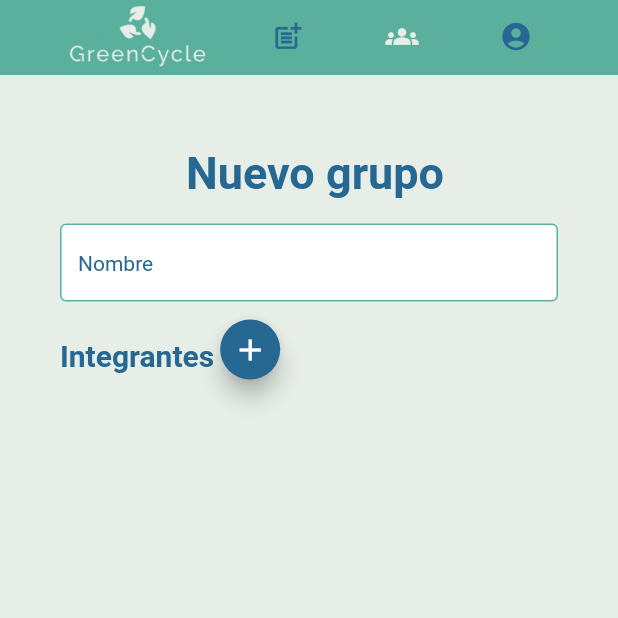
After one commit to florchao/greencycle, a Flutter app: the NewGroup screen opened by its route, on a phone screen of 412 x 824 dp, the top half of it. The commit adds this screen. Run offline on Flutter 3.47's test engine with Material 2 defaults, Android fonts, the phone set to English and light mode, and no system bars; Roboto replaces fonts that are missing (Railway).

Commit message:
Empiezo crear grupo

```diff
--- a/lib/main.dart
+++ b/lib/main.dart
@@ -7,6 +7,7 @@ import 'package:greencycle/screens/profile.dart';
 import 'package:greencycle/screens/misacciones.dart';
 import 'package:greencycle/screens/misgrupos.dart';
 import 'package:greencycle/screens/settings.dart';
+import 'package:greencycle/screens/newgroup.dart';
 
 void main() {
   WidgetsFlutterBinding.ensureInitialized();
@@ -32,6 +33,7 @@ class MyApp extends StatelessWidget {
           "/misacciones": (BuildContext context) => new MisAcciones(),
           "/misgrupos": (BuildContext context) => new MisGrupos(),
           "/settings" : (BuildContext context) => new Settings(),
+          "/newgroup" : (BuildContext context) => new NewGroup(),
         });
   }
 }
--- /dev/null
+++ b/lib/screens/newgroup.dart
@@ -0,0 +1,92 @@
+import 'dart:ui';
+import 'package:flutter/material.dart';
+
+import 'package:greencycle/constants/Theme.dart';
+import 'package:greencycle/widgets/input.dart';
+import 'package:greencycle/widgets/navbar.dart';
+
+class NewGroup extends StatelessWidget {
+  @override
+  Widget build(BuildContext context) {
+    return Scaffold(
+        appBar: Navbar(
+          title: "MisGrupos",
+          rightOptions: false, tags: [],
+        ),
+      backgroundColor: ArgonColors.verdeClaro,
+      body:Stack(
+        children: [
+          SafeArea(
+              child: ListView(
+                children: [
+                Padding(
+                  padding: const EdgeInsets.only(
+                        top: 16, left: 24.0, right: 24.0, bottom: 32),
+                  child: Column(
+                    children: [
+                      Padding(
+                        padding: const EdgeInsets.only(left: 8.0, top: 32),
+                        child: Align(
+                          alignment: Alignment.center,
+                          child: Text('Nuevo grupo',
+                              textAlign: TextAlign.right,
+                              style: TextStyle(fontWeight: FontWeight.bold, color: ArgonColors.azul, fontSize: 30)),
+                        ),
+                      ),
+                      Container(
+                        height: MediaQuery.of(context).size.height * 0.63,
+                        color: ArgonColors.verdeClaro,
+                        child: Padding(
+                          padding: const EdgeInsets.all(8.0),
+                          child: Center(
+                            child: Column(
+                                crossAxisAlignment:
+                                CrossAxisAlignment.start,
+                                // mainAxisAlignment:
+                                // MainAxisAlignment.spaceAround,
+                              children: [
+                                Column(
+                                  crossAxisAlignment:
+                                  CrossAxisAlignment.start,
+                                  children: [
+                                    Padding(
+                                      padding: const EdgeInsets.all(8.0),
+                                      child: Input(
+                                        placeholder: "Nombre",
+                                      ),
+                                    ),
+                                    Row(
+                                      children: [
+                                        Padding(
+                                          padding: const EdgeInsets.only(left: 8.0, top: 8.0),
+                                          child: Align(
+                                            alignment: Alignment.centerLeft,
+                                            child: Text('Integrantes',
+                                                textAlign: TextAlign.right,
+                                                style: TextStyle(fontWeight: FontWeight.bold, color: ArgonColors.azul, fontSize: 20)),
+                                          ),
+                                        ),
+                                        FloatingActionButton.small(
+                                          tooltip: 'Agregar',
+                                            child: const Icon(Icons.add),
+                                            backgroundColor: ArgonColors.azul,
+                                            onPressed: null)
+                                      ],
+                                    ),
+
+                                  ],
+                                )
+                              ],
+                            ),
+                          )
+                        ),
+                      )
+                    ],
+                  ),)
+              ],))
+        ],
+      )
+    );
+  }
+
+}
```
